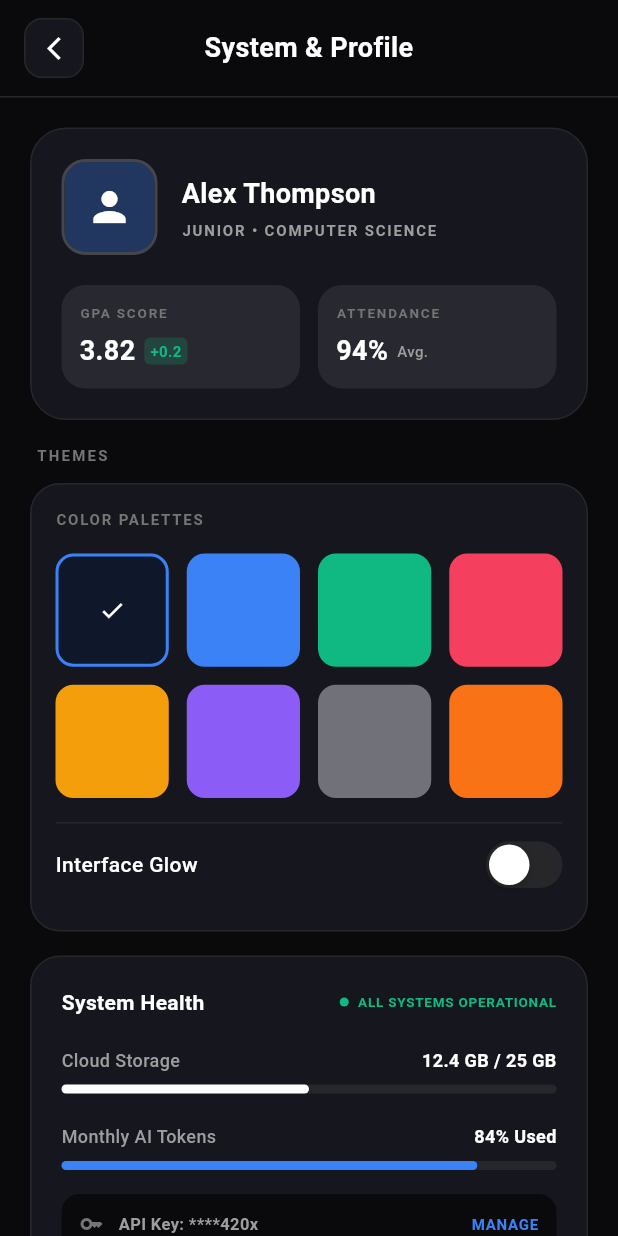
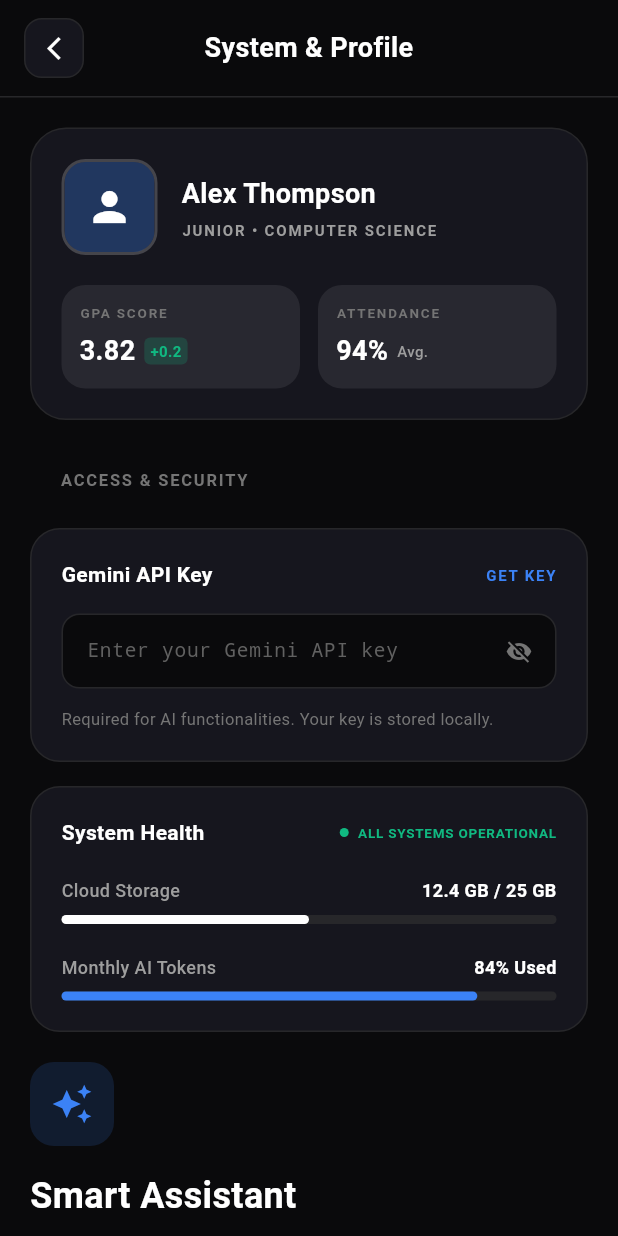
Before and after one commit to axttt243567/ScduleMEV4, a Flutter app: the SettingsPage screen opened directly, on a phone screen of 412 x 824 dp. Run offline on Flutter 3.47's test engine with Material 3 defaults, Android fonts, the phone set to English and light mode, and no system bars; our stand-ins replace fl_chart, flutter_map, google_fonts, just_audio, latlong2, permission_handler and 1 more; missing offline and left inert: syncfusion_flutter_pdfviewer.

Commit message:
Save: update settings_page

```diff
--- a/lib/pages/settings_page.dart
+++ b/lib/pages/settings_page.dart
@@ -11,21 +11,18 @@ class _SettingsPageState extends State<SettingsPage> {
   // Toggle states
   bool autoSummarization = true;
   bool ocrHandwriting = true;
-  bool webSearch = false;
+  bool webSearch = false; // Pro feature
   bool conversationBranching = false;
-  bool interfaceGlow = false;
-  int selectedTheme = 0; // 0 = slate, 1 = blue, 2 = green, 3 = rose, etc.
 
-  final List<Color> themeColors = [
-    const Color(0xFF0F172A), // Slate
-    const Color(0xFF3B82F6), // Blue
-    const Color(0xFF10B981), // Emerald
-    const Color(0xFFF43F5E), // Rose
-    const Color(0xFFF59E0B), // Amber
-    const Color(0xFF8B5CF6), // Indigo
-    const Color(0xFF71717A), // Zinc
-    const Color(0xFFF97316), // Orange
-  ];
+  // API Key State
+  final TextEditingController _apiKeyController = TextEditingController();
+  bool _isApiKeyVisible = false;
+
+  @override
+  void dispose() {
+    _apiKeyController.dispose();
+    super.dispose();
+  }
 
   @override
   Widget build(BuildContext context) {
@@ -44,20 +41,31 @@ class _SettingsPageState extends State<SettingsPage> {
                   children: [
                     // Profile Card
                     _buildProfileCard(),
-                    // Theme Section
-                    _buildThemeSection(),
+
+                    // API Key Section
+                    _buildApiKeySection(),
+
                     // System Health
                     _buildSystemHealthSection(),
+
                     // Hero Section (Smart Assistant)
                     _buildHeroSection(),
+
                     // Group Header
                     _buildGroupHeader('Advanced Capabilities'),
+
                     // Features List
                     _buildFeaturesList(),
+
+                    // Storage & Data
+                    _buildStorageSection(),
+
+                    // About
+                    _buildAboutSection(),
+
                     // Security Notice
                     _buildSecurityNotice(),
-                    // Save Button
-                    _buildSaveButton(),
+
                     // Footer
                     _buildFooter(),
                     const SizedBox(height: 40),
@@ -297,28 +305,16 @@ class _SettingsPageState extends State<SettingsPage> {
     );
   }
 
-  Widget _buildThemeSection() {
+  Widget _buildApiKeySection() {
     return Padding(
       padding: const EdgeInsets.fromLTRB(20, 0, 20, 16),
       child: Column(
         crossAxisAlignment: CrossAxisAlignment.start,
         children: [
-          // Section Header
-          Padding(
-            padding: const EdgeInsets.only(left: 4, bottom: 12),
-            child: Text(
-              'THEMES',
-              style: TextStyle(
-                fontSize: 10,
-                fontWeight: FontWeight.w700,
-                letterSpacing: 1.5,
-                color: Colors.grey[600],
-              ),
-            ),
-          ),
-          // Theme Card
+          _buildGroupHeader('Access & Security'),
+          const SizedBox(height: 12),
           Container(
-            padding: const EdgeInsets.all(16),
+            padding: const EdgeInsets.all(20),
             decoration: BoxDecoration(
               color: const Color(0xFF16161E),
               borderRadius: BorderRadius.circular(20),
@@ -327,80 +323,70 @@ class _SettingsPageState extends State<SettingsPage> {
             child: Column(
               crossAxisAlignment: CrossAxisAlignment.start,
               children: [
-                Text(
-                  'COLOR PALETTES',
-                  style: TextStyle(
-                    fontSize: 10,
-                    fontWeight: FontWeight.w600,
-                    letterSpacing: 1.2,
-                    color: Colors.grey[600],
-                  ),
-                ),
-                const SizedBox(height: 16),
-                // Color Grid
-                GridView.builder(
-                  shrinkWrap: true,
-                  physics: const NeverScrollableScrollPhysics(),
-                  gridDelegate: const SliverGridDelegateWithFixedCrossAxisCount(
-                    crossAxisCount: 4,
-                    crossAxisSpacing: 12,
-                    mainAxisSpacing: 12,
-                    childAspectRatio: 1,
-                  ),
-                  itemCount: themeColors.length,
-                  itemBuilder: (context, index) {
-                    final isSelected = selectedTheme == index;
-                    return GestureDetector(
-                      onTap: () => setState(() => selectedTheme = index),
-                      child: Container(
-                        decoration: BoxDecoration(
-                          color: themeColors[index],
-                          borderRadius: BorderRadius.circular(12),
-                          border: Border.all(
-                            color: isSelected
-                                ? const Color(0xFF3B82F6)
-                                : Colors.transparent,
-                            width: 2,
-                          ),
-                        ),
-                        child: isSelected
-                            ? const Center(
-                                child: Icon(
-                                  Icons.check,
-                                  color: Colors.white,
-                                  size: 18,
-                                ),
-                              )
-                            : null,
-                      ),
-                    );
-                  },
-                ),
-                const SizedBox(height: 16),
-                // Interface Glow Toggle
-                Container(
-                  padding: const EdgeInsets.symmetric(vertical: 12),
-                  decoration: BoxDecoration(
-                    border: Border(
-                      top: BorderSide(color: const Color(0xFF27272A), width: 1),
-                    ),
-                  ),
-                  child: Row(
+                Row(
                   mainAxisAlignment: MainAxisAlignment.spaceBetween,
                   children: [
                     const Text(
-                        'Interface Glow',
+                      'Gemini API Key',
                       style: TextStyle(
                         fontSize: 14,
-                          fontWeight: FontWeight.w500,
+                        fontWeight: FontWeight.bold,
                         color: Colors.white,
                       ),
                     ),
-                      _buildToggle(
-                        interfaceGlow,
-                        (val) => setState(() => interfaceGlow = val),
+                    InkWell(
+                      onTap: () {
+                         // TODO: Launch URL
+                      },
+                      child: Text(
+                        'GET KEY',
+                        style: TextStyle(
+                          fontSize: 10,
+                          fontWeight: FontWeight.w700,
+                          letterSpacing: 1.2,
+                          color: const Color(0xFF3B82F6),
+                        ),
+                      ),
                     ),
                   ],
+                ),
+                const SizedBox(height: 16),
+                Container(
+                  decoration: BoxDecoration(
+                    color: const Color(0xFF0A0A0C),
+                    borderRadius: BorderRadius.circular(12),
+                    border: Border.all(color: const Color(0xFF27272A)),
+                  ),
+                  child: TextField(
+                    controller: _apiKeyController,
+                    obscureText: !_isApiKeyVisible,
+                    style: const TextStyle(
+                      fontSize: 13,
+                      color: Colors.white,
+                      fontFamily: 'monospace',
+                    ),
+                    decoration: InputDecoration(
+                      hintText: 'Enter your Gemini API key',
+                      hintStyle: TextStyle(color: Colors.grey[700]),
+                      border: InputBorder.none,
+                      contentPadding: const EdgeInsets.symmetric(horizontal: 16, vertical: 14),
+                      suffixIcon: IconButton(
+                        icon: Icon(
+                          _isApiKeyVisible ? Icons.visibility : Icons.visibility_off,
+                          color: Colors.grey[600],
+                          size: 18,
+                        ),
+                        onPressed: () => setState(() => _isApiKeyVisible = !_isApiKeyVisible),
+                      ),
+                    ),
+                  ),
+                ),
+                const SizedBox(height: 12),
+                Text(
+                  'Required for AI functionalities. Your key is stored locally.',
+                  style: TextStyle(
+                    fontSize: 11,
+                    color: Colors.grey[600],
                   ),
                 ),
               ],
@@ -476,39 +462,7 @@ class _SettingsPageState extends State<SettingsPage> {
               progress: 0.84,
               color: const Color(0xFF3B82F6),
             ),
-            const SizedBox(height: 16),
-            // API Key
-            Container(
-              padding: const EdgeInsets.all(12),
-              decoration: BoxDecoration(
-                color: const Color(0xFF0A0A0C),
-                borderRadius: BorderRadius.circular(12),
-              ),
-              child: Row(
-                children: [
-                  Icon(Icons.key, size: 16, color: Colors.grey[600]),
-                  const SizedBox(width: 10),
-                  Text(
-                    'API Key: ****420x',
-                    style: TextStyle(
-                      fontSize: 11,
-                      fontWeight: FontWeight.w600,
-                      color: Colors.grey[500],
-                    ),
-                  ),
-                  const Spacer(),
-                  Text(
-                    'MANAGE',
-                    style: TextStyle(
-                      fontSize: 10,
-                      fontWeight: FontWeight.w700,
-                      letterSpacing: 0.5,
-                      color: const Color(0xFF3B82F6),
-                    ),
-                  ),
-                ],
-              ),
-            ),
+            // API Key removed from here as it has its own section
           ],
         ),
       ),
@@ -846,42 +800,157 @@ class _SettingsPageState extends State<SettingsPage> {
     );
   }
 
-  Widget _buildSaveButton() {
+  Widget _buildStorageSection() {
     return Padding(
-      padding: const EdgeInsets.symmetric(horizontal: 20),
-      child: Container(
-        width: double.infinity,
-        height: 56,
+      padding: const EdgeInsets.symmetric(horizontal: 20, vertical: 24),
+      child: Column(
+        crossAxisAlignment: CrossAxisAlignment.start,
+        children: [
+          Text(
+            'DATA & STORAGE',
+            style: TextStyle(
+              fontSize: 10,
+              fontWeight: FontWeight.w700,
+              letterSpacing: 1.5,
+              color: Colors.grey[600],
+            ),
+          ),
+          const SizedBox(height: 12),
+          Container(
             decoration: BoxDecoration(
-          color: const Color(0xFF3B82F6),
+              color: const Color(0xFF16161E),
               borderRadius: BorderRadius.circular(16),
-          boxShadow: [
-            BoxShadow(
-              color: const Color(0xFF3B82F6).withOpacity(0.3),
-              blurRadius: 16,
-              offset: const Offset(0, 6),
+              border: Border.all(color: const Color(0xFF27272A)),
+            ),
+            child: Column(
+              children: [
+                _buildActionItem(
+                  icon: Icons.cleaning_services,
+                  title: 'Clear App Cache',
+                  onTap: () {},
+                ),
+                Container(height: 1, color: const Color(0xFF27272A)),
+                _buildActionItem(
+                  icon: Icons.download,
+                  title: 'Export User Data',
+                  onTap: () {},
+                ),
+                Container(height: 1, color: const Color(0xFF27272A)),
+                _buildActionItem(
+                  icon: Icons.restore,
+                  title: 'Reset All Settings',
+                  isDestructive: true,
+                  onTap: () {},
+                  showArrow: false,
                 ),
               ],
             ),
-        child: Material(
-          color: Colors.transparent,
-          child: InkWell(
+          ),
+        ],
+      ),
+    );
+  }
+
+  Widget _buildAboutSection() {
+    return Padding(
+      padding: const EdgeInsets.symmetric(horizontal: 20),
+      child: Column(
+        crossAxisAlignment: CrossAxisAlignment.start,
+        children: [
+          Text(
+            'ABOUT',
+            style: TextStyle(
+              fontSize: 10,
+              fontWeight: FontWeight.w700,
+              letterSpacing: 1.5,
+              color: Colors.grey[600],
+            ),
+          ),
+          const SizedBox(height: 12),
+          Container(
+            decoration: BoxDecoration(
+              color: const Color(0xFF16161E),
               borderRadius: BorderRadius.circular(16),
-            onTap: () {
-              // Save preferences and go back
-              Navigator.pop(context);
-            },
-            child: const Center(
+              border: Border.all(color: const Color(0xFF27272A)),
+            ),
+            child: Column(
+              children: [
+                _buildActionItem(
+                  icon: Icons.info_outline,
+                  title: 'App Version',
+                  trailing: 'v4.2.0',
+                  onTap: () {},
+                  showArrow: false,
+                ),
+                Container(height: 1, color: const Color(0xFF27272A)),
+                _buildActionItem(
+                  icon: Icons.description,
+                  title: 'Terms of Service',
+                  onTap: () {},
+                ),
+                Container(height: 1, color: const Color(0xFF27272A)),
+                _buildActionItem(
+                  icon: Icons.privacy_tip,
+                  title: 'Privacy Policy',
+                  onTap: () {},
+                ),
+              ],
+            ),
+          ),
+          const SizedBox(height: 24),
+        ],
+      ),
+    );
+  }
+
+  Widget _buildActionItem({
+    required IconData icon,
+    required String title,
+    required VoidCallback onTap,
+    bool isDestructive = false,
+    bool showArrow = true,
+    String? trailing,
+  }) {
+    return InkWell(
+      onTap: onTap,
+      child: Padding(
+        padding: const EdgeInsets.symmetric(horizontal: 16, vertical: 16),
+        child: Row(
+          children: [
+            Icon(
+              icon,
+              size: 20,
+              color: isDestructive ? const Color(0xFFEF4444) : Colors.grey[400],
+            ),
+            const SizedBox(width: 12),
+            Expanded(
               child: Text(
-                'Save Preferences',
+                title,
                 style: TextStyle(
-                  fontSize: 16,
-                  fontWeight: FontWeight.w600,
-                  color: Colors.white,
+                  fontSize: 14,
+                  fontWeight: FontWeight.w500,
+                  color:
+                      isDestructive ? const Color(0xFFEF4444) : Colors.white,
                 ),
               ),
             ),
+            if (trailing != null)
+              Text(
+                trailing,
+                style: TextStyle(
+                  fontSize: 13,
+                  color: Colors.grey[600],
                 ),
+              ),
+            if (showArrow) ...[
+              const SizedBox(width: 8),
+              Icon(
+                Icons.arrow_forward_ios,
+                size: 14,
+                color: Colors.grey[700],
+              ),
+            ],
+          ],
         ),
       ),
     );
```
Lines whose indentation alone changed are shown as unchanged.
